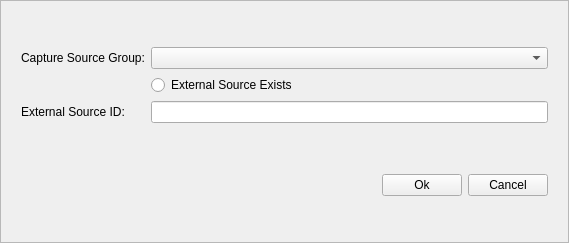
Old version of the form buildings/gui/new_capture_source.ui in the repository linz/nz-buildings.
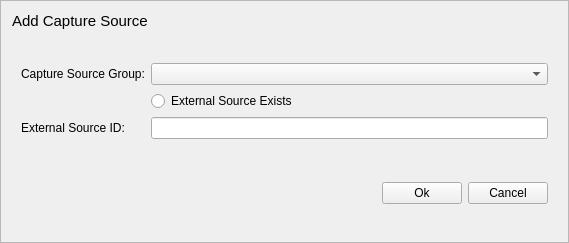
New version of the form.

Commit message: Add Titles to UIs

Diff of the .ui file:
```diff
--- a/buildings/gui/new_capture_source.ui
+++ b/buildings/gui/new_capture_source.ui
@@ -20,20 +20,7 @@
    <enum>QFrame::Raised</enum>
   </property>
   <layout class="QFormLayout" name="formLayout_2">
-   <item row="0" column="1">
-    <spacer name="verticalSpacer">
-     <property name="orientation">
-      <enum>Qt::Vertical</enum>
-     </property>
-     <property name="sizeHint" stdset="0">
-      <size>
-       <width>20</width>
-       <height>40</height>
-      </size>
-     </property>
-    </spacer>
-   </item>
-   <item row="1" column="0" colspan="2">
+   <item row="2" column="0" colspan="2">
     <widget class="QWidget" name="widget" native="true">
      <layout class="QFormLayout" name="formLayout">
       <item row="0" column="0">
@@ -76,7 +63,7 @@
      <zorder>l_capture_source_group</zorder>
     </widget>
    </item>
-   <item row="3" column="1">
+   <item row="4" column="1">
     <spacer name="verticalSpacer_3">
      <property name="orientation">
       <enum>Qt::Vertical</enum>
@@ -89,7 +76,7 @@
      </property>
     </spacer>
    </item>
-   <item row="6" column="1">
+   <item row="7" column="1">
     <spacer name="verticalSpacer_2">
      <property name="orientation">
       <enum>Qt::Vertical</enum>
@@ -102,7 +89,7 @@
      </property>
     </spacer>
    </item>
-   <item row="5" column="1">
+   <item row="6" column="1">
     <widget class="QWidget" name="widget_2" native="true">
      <layout class="QHBoxLayout" name="horizontalLayout">
       <item>
@@ -147,6 +134,31 @@
      </layout>
     </widget>
    </item>
+   <item row="0" column="0">
+    <widget class="QLabel" name="label">
+     <property name="font">
+      <font>
+       <pointsize>11</pointsize>
+      </font>
+     </property>
+     <property name="text">
+      <string>Add Capture Source</string>
+     </property>
+    </widget>
+   </item>
+   <item row="1" column="0">
+    <spacer name="verticalSpacer">
+     <property name="orientation">
+      <enum>Qt::Vertical</enum>
+     </property>
+     <property name="sizeHint" stdset="0">
+      <size>
+       <width>20</width>
+       <height>40</height>
+      </size>
+     </property>
+    </spacer>
+   </item>
   </layout>
  </widget>
  <resources/>
```
Left out of the diff: 5 changed lines with no effect on the pictures. The commit also changes 4 other files.
